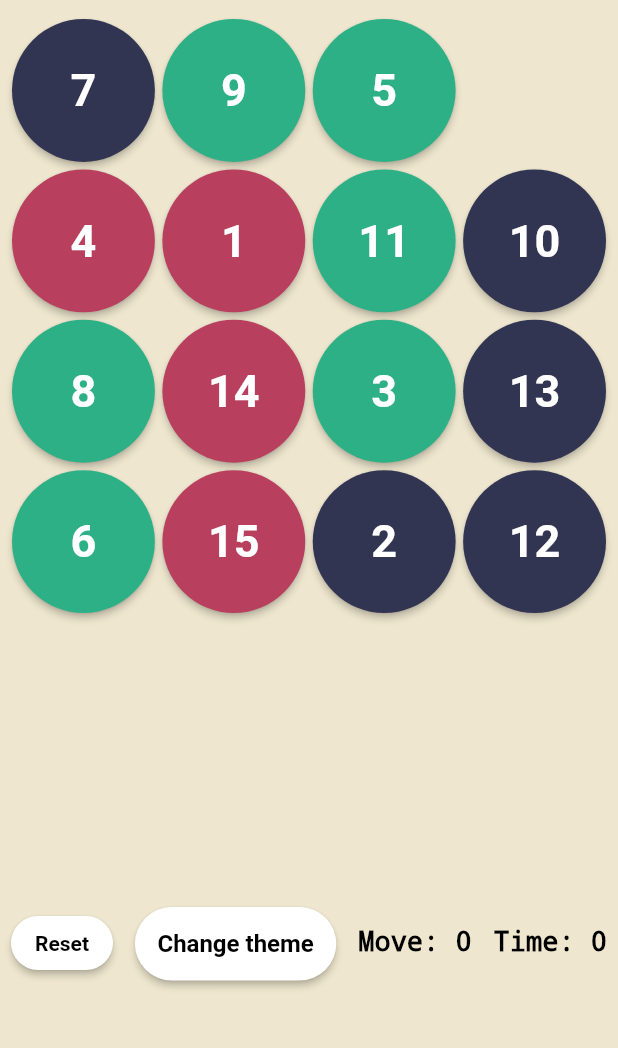
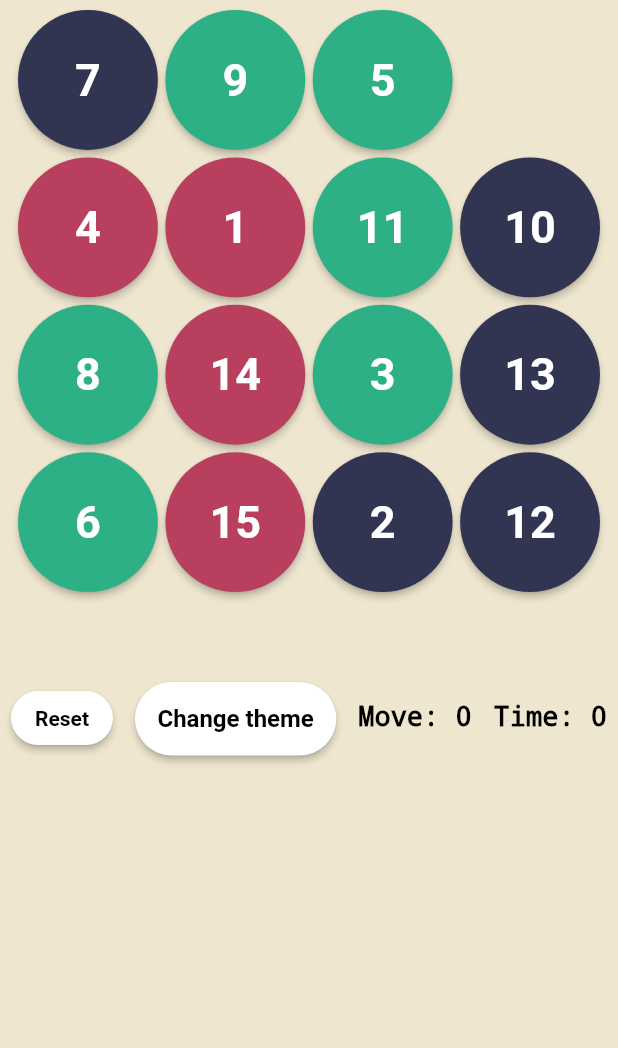
Before and after one commit to akashsivanandan99/supreme-giggle, a Flutter app: the screen it shows after launch, on a phone screen of 412 x 824 dp, the part 143-1191 px from its top. Run offline on Flutter 3.47's test engine with Material 2 defaults, Android fonts, the phone set to English and light mode, and no system bars; our stand-ins replace rive.

```diff
--- a/lib/widgets/Grid.dart
+++ b/lib/widgets/Grid.dart
@@ -28,10 +28,11 @@ class Grid extends StatelessWidget {
     var width = size.width;
     var random = Random();
     return Container(
-      height: height * 0.60,
+      height: height * 0.45,
       width: width * 0.60,
       child: Padding(
-        padding: const EdgeInsets.all(8.0),
+        // padding: const EdgeInsets.all(8.0),
+        padding: const EdgeInsets.symmetric(vertical: 2.0, horizontal: 12.0),
         child: GridView.builder(
           gridDelegate: SliverGridDelegateWithFixedCrossAxisCount(
             crossAxisCount: 4,
```
